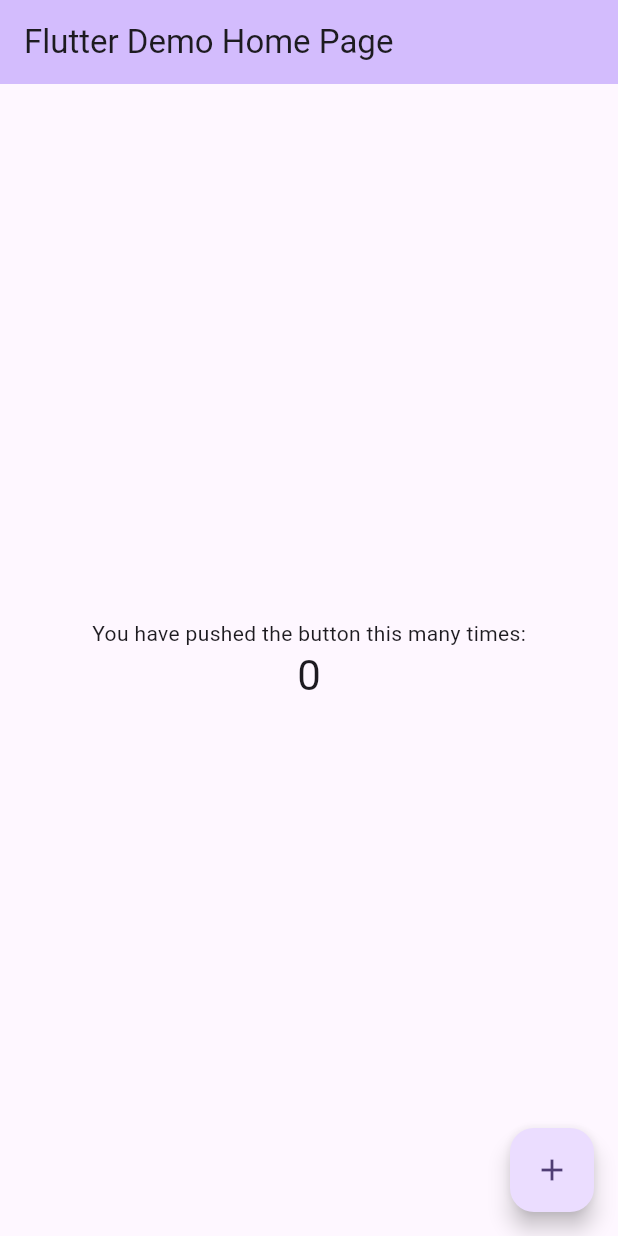
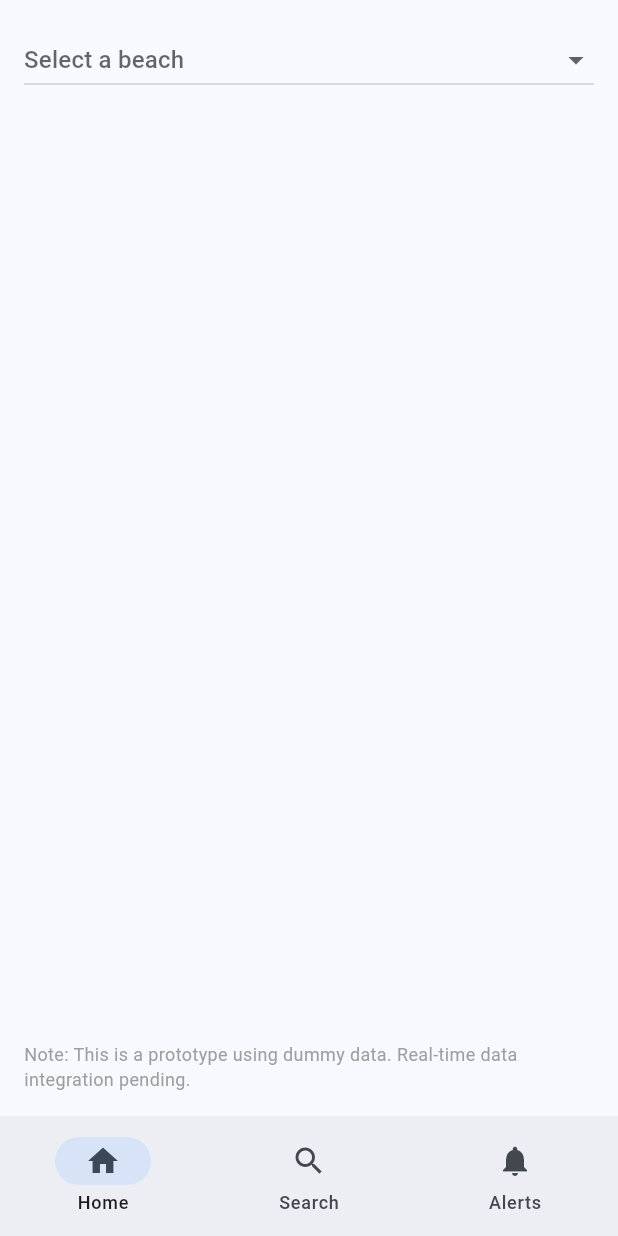
Before and after one commit to Lonwwolf14/shoresafe, a Flutter app: the screen it shows after launch, on a phone screen of 412 x 824 dp. Run offline on Flutter 3.47's test engine with Material 3 defaults, Android fonts, the light colour scheme and no system bars.

Commit message:
v0.0.2
added nav bar

```diff
--- a/lib/main.dart
+++ b/lib/main.dart
@@ -1,125 +1,55 @@
 import 'package:flutter/material.dart';
+import 'screens/home_screen.dart';
+import 'screens/search_screen.dart';
+import 'screens/alerts_screen.dart';
+import 'widgets/bottom_navigation.dart';
 
-void main() {
-  runApp(const MyApp());
-}
+void main() => runApp(const ShoresSafeApp());
 
-class MyApp extends StatelessWidget {
-  const MyApp({super.key});
+class ShoresSafeApp extends StatelessWidget {
+  const ShoresSafeApp({Key? key}) : super(key: key);
 
-  // This widget is the root of your application.
   @override
   Widget build(BuildContext context) {
     return MaterialApp(
-      title: 'Flutter Demo',
+      title: 'ShoresSafe',
       theme: ThemeData(
-        // This is the theme of your application.
-        //
-        // TRY THIS: Try running your application with "flutter run". You'll see
-        // the application has a purple toolbar. Then, without quitting the app,
-        // try changing the seedColor in the colorScheme below to Colors.green
-        // and then invoke "hot reload" (save your changes or press the "hot
-        // reload" button in a Flutter-supported IDE, or press "r" if you used
-        // the command line to start the app).
-        //
-        // Notice that the counter didn't reset back to zero; the application
-        // state is not lost during the reload. To reset the state, use hot
-        // restart instead.
-        //
-        // This works for code too, not just values: Most code changes can be
-        // tested with just a hot reload.
-        colorScheme: ColorScheme.fromSeed(seedColor: Colors.deepPurple),
+        colorScheme: ColorScheme.fromSeed(seedColor: Colors.blue),
         useMaterial3: true,
       ),
-      home: const MyHomePage(title: 'Flutter Demo Home Page'),
+      home: const ShoresSafeHomePage(),
     );
   }
 }
 
-class MyHomePage extends StatefulWidget {
-  const MyHomePage({super.key, required this.title});
-
-  // This widget is the home page of your application. It is stateful, meaning
-  // that it has a State object (defined below) that contains fields that affect
-  // how it looks.
-
-  // This class is the configuration for the state. It holds the values (in this
-  // case the title) provided by the parent (in this case the App widget) and
-  // used by the build method of the State. Fields in a Widget subclass are
-  // always marked "final".
-
-  final String title;
+class ShoresSafeHomePage extends StatefulWidget {
+  const ShoresSafeHomePage({Key? key}) : super(key: key);
 
   @override
-  State<MyHomePage> createState() => _MyHomePageState();
+  State<ShoresSafeHomePage> createState() => _ShoresSafeHomePageState();
 }
 
-class _MyHomePageState extends State<MyHomePage> {
-  int _counter = 0;
+class _ShoresSafeHomePageState extends State<ShoresSafeHomePage> {
+  int _currentIndex = 0;
 
-  void _incrementCounter() {
-    setState(() {
-      // This call to setState tells the Flutter framework that something has
-      // changed in this State, which causes it to rerun the build method below
-      // so that the display can reflect the updated values. If we changed
-      // _counter without calling setState(), then the build method would not be
-      // called again, and so nothing would appear to happen.
-      _counter++;
-    });
-  }
+  final List<Widget> _screens = [
+    const HomeScreen(),
+    const SearchScreen(),
+    const AlertsScreen(),
+  ];
 
   @override
   Widget build(BuildContext context) {
-    // This method is rerun every time setState is called, for instance as done
-    // by the _incrementCounter method above.
-    //
-    // The Flutter framework has been optimized to make rerunning build methods
-    // fast, so that you can just rebuild anything that needs updating rather
-    // than having to individually change instances of widgets.
     return Scaffold(
-      appBar: AppBar(
-        // TRY THIS: Try changing the color here to a specific color (to
-        // Colors.amber, perhaps?) and trigger a hot reload to see the AppBar
-        // change color while the other colors stay the same.
-        backgroundColor: Theme.of(context).colorScheme.inversePrimary,
-        // Here we take the value from the MyHomePage object that was created by
-        // the App.build method, and use it to set our appbar title.
-        title: Text(widget.title),
+      body: _screens[_currentIndex],
+      bottomNavigationBar: BottomNavigation(
+        currentIndex: _currentIndex,
+        onTap: (index) {
+          setState(() {
+            _currentIndex = index;
+          });
+        },
       ),
-      body: Center(
-        // Center is a layout widget. It takes a single child and positions it
-        // in the middle of the parent.
-        child: Column(
-          // Column is also a layout widget. It takes a list of children and
-          // arranges them vertically. By default, it sizes itself to fit its
-          // children horizontally, and tries to be as tall as its parent.
-          //
-          // Column has various properties to control how it sizes itself and
-          // how it positions its children. Here we use mainAxisAlignment to
-          // center the children vertically; the main axis here is the vertical
-          // axis because Columns are vertical (the cross axis would be
-          // horizontal).
-          //
-          // TRY THIS: Invoke "debug painting" (choose the "Toggle Debug Paint"
-          // action in the IDE, or press "p" in the console), to see the
-          // wireframe for each widget.
-          mainAxisAlignment: MainAxisAlignment.center,
-          children: <Widget>[
-            const Text(
-              'You have pushed the button this many times:',
-            ),
-            Text(
-              '$_counter',
-              style: Theme.of(context).textTheme.headlineMedium,
-            ),
-          ],
-        ),
-      ),
-      floatingActionButton: FloatingActionButton(
-        onPressed: _incrementCounter,
-        tooltip: 'Increment',
-        child: const Icon(Icons.add),
-      ), // This trailing comma makes auto-formatting nicer for build methods.
     );
   }
 }
--- /dev/null
+++ b/lib/screens/alerts_screen.dart
@@ -0,0 +1,12 @@
+import 'package:flutter/material.dart';
+
+class AlertsScreen extends StatelessWidget {
+  const AlertsScreen({Key? key}) : super(key: key);
+
+  @override
+  Widget build(BuildContext context) {
+    return const Center(
+      child: Text('Alerts Screen'),
+    );
+  }
+}
--- /dev/null
+++ b/lib/screens/home_screen.dart
@@ -0,0 +1,116 @@
+import 'package:flutter/material.dart';
+
+class Beach {
+  final int id;
+  final String name;
+  final double lat;
+  final double lon;
+
+  Beach({required this.id, required this.name, required this.lat, required this.lon});
+}
+
+class BeachConditions {
+  final double waveHeight;
+  final int windSpeed;
+  final String waterQuality;
+
+  BeachConditions({required this.waveHeight, required this.windSpeed, required this.waterQuality});
+}
+
+class HomeScreen extends StatefulWidget {
+  const HomeScreen({Key? key}) : super(key: key);
+
+  @override
+  _HomeScreenState createState() => _HomeScreenState();
+}
+
+class _HomeScreenState extends State<HomeScreen> {
+  Beach? selectedBeach;
+  String safetyStatus = '';
+
+  final List<Beach> beaches = [
+    Beach(id: 1, name: 'Marina Beach', lat: 13.0500, lon: 80.2824),
+    Beach(id: 2, name: 'Kovalam Beach', lat: 8.3988, lon: 76.9780),
+    Beach(id: 3, name: 'Goa Baga Beach', lat: 15.5566, lon: 73.7542),
+  ];
+
+  final Map<int, BeachConditions> dummyConditions = {
+    1: BeachConditions(waveHeight: 1.2, windSpeed: 15, waterQuality: 'Good'),
+    2: BeachConditions(waveHeight: 2.5, windSpeed: 25, waterQuality: 'Poor'),
+    3: BeachConditions(waveHeight: 0.8, windSpeed: 10, waterQuality: 'Excellent'),
+  };
+
+  void updateSafetyStatus() {
+    if (selectedBeach != null) {
+      final conditions = dummyConditions[selectedBeach!.id]!;
+      final isSafe = conditions.waveHeight < 2 && conditions.windSpeed < 20 && conditions.waterQuality != 'Poor';
+      setState(() {
+        safetyStatus = isSafe ? 'Suitable' : 'Not Suitable';
+      });
+    }
+  }
+
+  @override
+  Widget build(BuildContext context) {
+    return Padding(
+      padding: EdgeInsets.all(16.0),
+      child: Column(
+        crossAxisAlignment: CrossAxisAlignment.start,
+        children: <Widget>[
+          DropdownButton<Beach>(
+            isExpanded: true,
+            hint: Text('Select a beach'),
+            value: selectedBeach,
+            onChanged: (Beach? newValue) {
+              setState(() {
+                selectedBeach = newValue;
+                updateSafetyStatus();
+              });
+            },
+            items: beaches.map<DropdownMenuItem<Beach>>((Beach beach) {
+              return DropdownMenuItem<Beach>(
+                value: beach,
+                child: Text(beach.name),
+              );
+            }).toList(),
+          ),
+          SizedBox(height: 20),
+          if (selectedBeach != null) ...[
+            Text(selectedBeach!.name, style: Theme.of(context).textTheme.titleLarge),
+            SizedBox(height: 10),
+            Row(
+              children: [
+                Icon(Icons.location_on, size: 16),
+                SizedBox(width: 5),
+                Text('Lat: ${selectedBeach!.lat}, Lon: ${selectedBeach!.lon}'),
+              ],
+            ),
+            SizedBox(height: 10),
+            Container(
+              padding: EdgeInsets.all(10),
+              color: safetyStatus == 'Suitable' ? Colors.green[100] : Colors.red[100],
+              child: Row(
+                children: [
+                  Icon(Icons.warning, size: 24),
+                  SizedBox(width: 10),
+                  Column(
+                    crossAxisAlignment: CrossAxisAlignment.start,
+                    children: [
+                      Text('Safety Status', style: TextStyle(fontWeight: FontWeight.bold)),
+                      Text(safetyStatus),
+                    ],
+                  ),
+                ],
+              ),
+            ),
+          ],
+          Spacer(),
+          Text(
+            'Note: This is a prototype using dummy data. Real-time data integration pending.',
+            style: TextStyle(color: Colors.grey, fontSize: 12),
+          ),
+        ],
+      ),
+    );
+  }
+}
--- /dev/null
+++ b/lib/screens/search_screen.dart
@@ -0,0 +1,12 @@
+import 'package:flutter/material.dart';
+
+class SearchScreen extends StatelessWidget {
+  const SearchScreen({Key? key}) : super(key: key);
+
+  @override
+  Widget build(BuildContext context) {
+    return const Center(
+      child: Text('Search Screen'),
+    );
+  }
+}
--- /dev/null
+++ b/lib/widgets/bottom_navigation.dart
@@ -0,0 +1,34 @@
+import 'package:flutter/material.dart';
+
+class BottomNavigation extends StatelessWidget {
+  final int currentIndex;
+  final ValueChanged<int> onTap;
+
+  const BottomNavigation({
+    Key? key,
+    required this.currentIndex,
+    required this.onTap,
+  }) : super(key: key);
+
+  @override
+  Widget build(BuildContext context) {
+    return NavigationBar(
+      selectedIndex: currentIndex,
+      onDestinationSelected: onTap,
+      destinations: const <NavigationDestination>[
+        NavigationDestination(
+          icon: Icon(Icons.home),
+          label: 'Home',
+        ),
+        NavigationDestination(
+          icon: Icon(Icons.search),
+          label: 'Search',
+        ),
+        NavigationDestination(
+          icon: Icon(Icons.notifications),
+          label: 'Alerts',
+        ),
+      ],
+    );
+  }
+}
```
